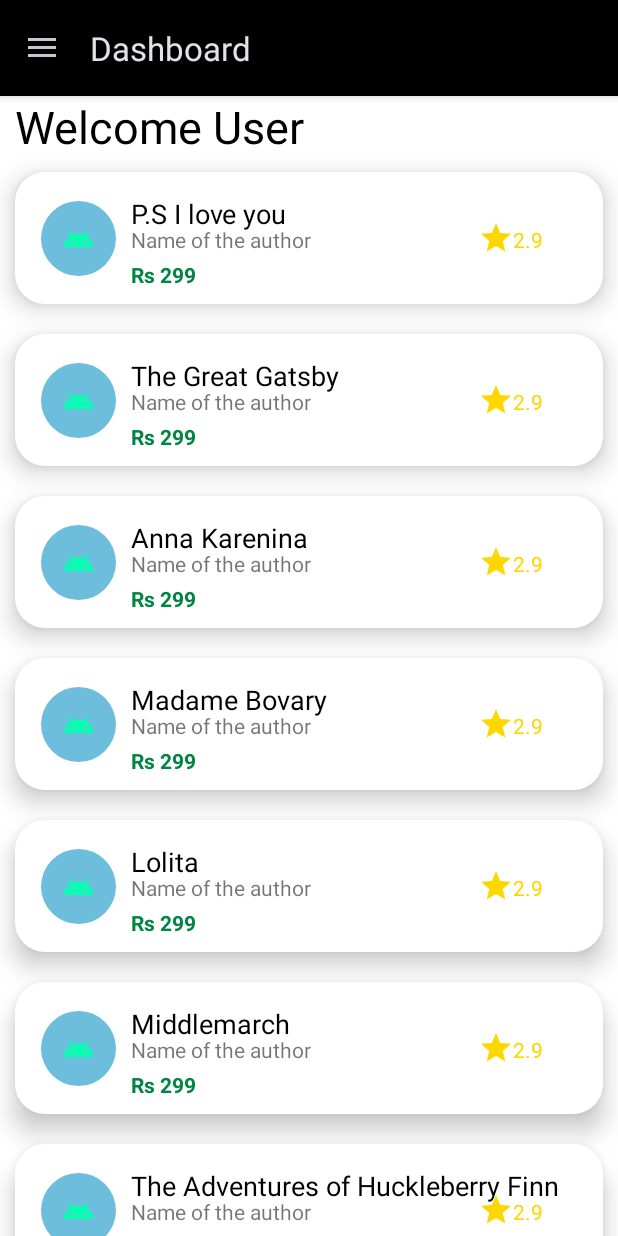
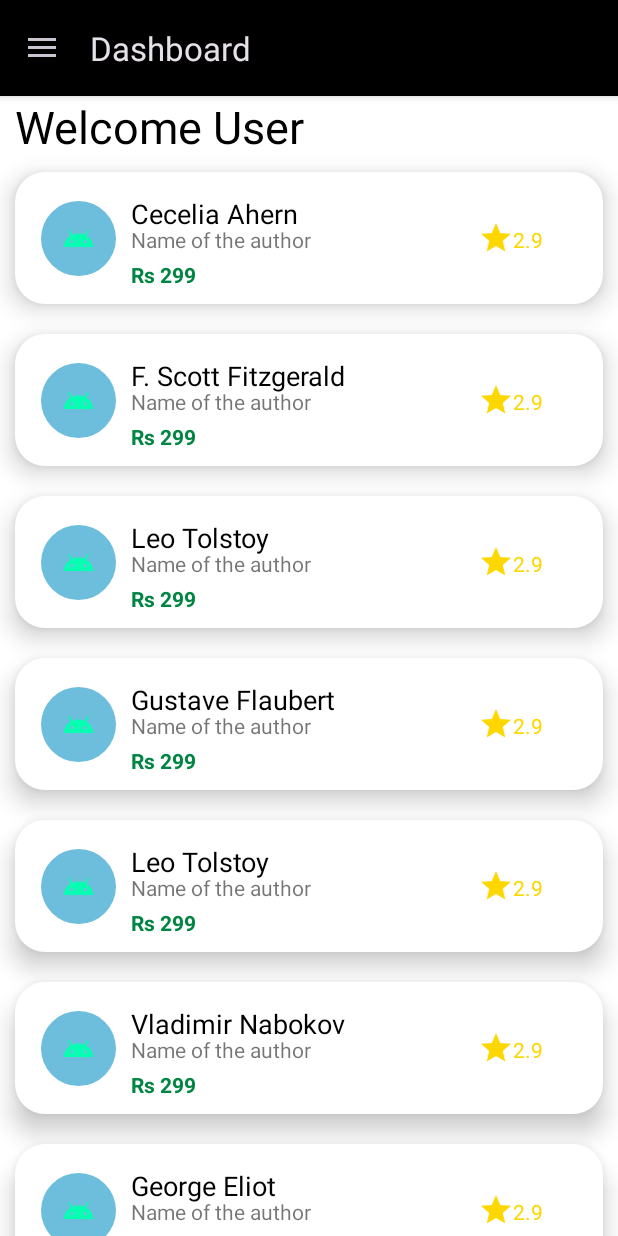
Before and after one commit to CodexEZ/Book-Hub, an Android app built with Jetpack Compose: the screen it shows after launch (MainActivity), on a phone screen of 412 x 824 dp. Run offline under Robolectric (Android 15) with nearby library versions, the phone set to English and light mode, and no system bars.

Commit message:
Second Commit

```diff
--- a/app/src/main/java/com/example/bookhubv22/adapter/DashboardRecyclerAdapter.kt
+++ b/app/src/main/java/com/example/bookhubv22/adapter/DashboardRecyclerAdapter.kt
@@ -8,10 +8,11 @@ import android.widget.TextView
 import androidx.recyclerview.widget.RecyclerView
 
 import com.example.bookhubv22.R
+import data_class.Book
 
-class DashboardRecyclerAdapter(val context: Context, val itemList: ArrayList<String>) : RecyclerView.Adapter<DashboardRecyclerAdapter.DashboardViewHolder>(){
+class DashboardRecyclerAdapter(val context: Context, val itemList: ArrayList<Book>) : RecyclerView.Adapter<DashboardRecyclerAdapter.DashboardViewHolder>(){
     class DashboardViewHolder(view:View):RecyclerView.ViewHolder(view){
-        val textView = view.findViewById<TextView>(R.id.txtDashboardRowItem)
+        val textView = view.findViewById<TextView>(R.id.txtBookName)
     }
 
     override fun onCreateViewHolder(parent: ViewGroup, viewType: Int): DashboardViewHolder {
@@ -24,7 +25,7 @@ class DashboardRecyclerAdapter(val context: Context, val itemList: ArrayList<Str
     }
 
     override fun onBindViewHolder(holder: DashboardViewHolder, position: Int) {
-        val text = itemList[position]
+        val text = itemList[position].bookAuthor
         holder.textView.text = text
     }
 
--- a/app/src/main/java/com/example/bookhubv22/fragment/DashboardFragment.kt
+++ b/app/src/main/java/com/example/bookhubv22/fragment/DashboardFragment.kt
@@ -2,7 +2,6 @@ package com.example.bookhubv22.fragment
 
 import android.content.Context
 import android.os.Bundle
-import android.util.Log
 import android.view.LayoutInflater
 import android.view.View
 import android.view.ViewGroup
@@ -14,23 +13,27 @@ import com.example.bookhubv22.ARG_PARAM1
 import com.example.bookhubv22.ARG_PARAM2
 import com.example.bookhubv22.R
 import com.example.bookhubv22.adapter.DashboardRecyclerAdapter
+import data_class.Book
 
 class DashboardFragment : Fragment() {
     // TODO: Rename and change types of parameters
     private var param1: String? = null
     private var param2: String? = null
     lateinit var layoutManager: LinearLayoutManager
-    val bookList = arrayListOf<String>(
-        "P.S I love you",
-        "The Great Gatsby",
-        "Anna Karenina",
-        "Madame Bovary",
-        "Lolita",
-        "Middlemarch",
-        "The Adventures of Huckleberry Finn",
-        "Moby-Dick",
-        "The Lord of the Rings"
+    val bookInfoList = arrayListOf<Book>(
+        Book("P.S. I love You", "Cecelia Ahern", "Rs. 299", "4.5", R.drawable.ps_ily),
+        Book("The Great Gatsby", "F. Scott Fitzgerald", "Rs. 399", "4.1", R.drawable.great_gatsby),
+        Book("Anna Karenina", "Leo Tolstoy", "Rs. 199", "4.3", R.drawable.anna_kare),
+        Book("Madame Bovary", "Gustave Flaubert", "Rs. 500", "4.0", R.drawable.madame),
+        Book("War and Peace", "Leo Tolstoy", "Rs. 249", "4.8", R.drawable.war_and_peace),
+        Book("Lolita", "Vladimir Nabokov", "Rs. 349", "3.9", R.drawable.lolita),
+        Book("Middlemarch", "George Eliot", "Rs. 599", "4.2", R.drawable.middlemarch),
+        Book("The Adventures of Huckleberry Finn", "Mark Twain", "Rs. 699", "4.5", R.drawable.adventures_finn),
+        Book("Moby-Dick", "Herman Melville", "Rs. 499", "4.5", R.drawable.moby_dick),
+        Book("The Lord of the Rings", "J.R.R Tolkien", "Rs. 749", "5.0", R.drawable.lord_of_rings)
     )
+
+
     lateinit var recyclerAdapter: DashboardRecyclerAdapter
     override fun onCreate(savedInstanceState: Bundle?) {
         super.onCreate(savedInstanceState)
@@ -52,7 +55,7 @@ class DashboardFragment : Fragment() {
         }
         layoutManager = LinearLayoutManager(activity)
 
-        recyclerAdapter = DashboardRecyclerAdapter(activity as Context,bookList)
+        recyclerAdapter = DashboardRecyclerAdapter(activity as Context,bookInfoList)
 
         recyclerDashboard.adapter = recyclerAdapter
 
--- /dev/null
+++ b/app/src/main/java/data_class/Book.kt
@@ -0,0 +1,9 @@
+package data_class
+
+data class Book (
+    val bookName : String,
+    val bookAuthor : String,
+    val bookCost : String,
+    val bookRating : String,
+    val bookImage : Int
+        )
--- a/app/src/main/res/layout/dashboard_single_row.xml
+++ b/app/src/main/res/layout/dashboard_single_row.xml
@@ -8,7 +8,7 @@
     android:background="@drawable/customborder">
 
     <ImageView
-        android:id="@+id/dashboardImageView"
+        android:id="@+id/imgBookImage"
         android:layout_width="50dp"
         android:layout_height="50dp"
         android:layout_alignParentStart="true"
@@ -19,12 +19,12 @@
         android:src="@drawable/ic_book_image" />
 
     <TextView
-        android:id="@+id/txtDashboardRowItem"
+        android:id="@+id/txtBookName"
         android:layout_width="match_parent"
         android:layout_height="wrap_content"
         android:layout_marginStart="10dp"
         android:layout_marginTop="5dp"
-        android:layout_toEndOf="@+id/dashboardImageView"
+        android:layout_toEndOf="@+id/imgBookImage"
         android:text="List Item"
         android:maxLines="1"
         android:ellipsize="end"
@@ -32,23 +32,24 @@
         android:textSize="18sp" />
 
     <TextView
-        android:id="@+id/authorNameDashboard"
+        android:id="@+id/txtAuthorName"
         android:layout_width="wrap_content"
         android:layout_height="wrap_content"
         android:text="Name of the author"
-        android:layout_toEndOf="@id/dashboardImageView"
-        android:layout_alignTop="@id/txtDashboardRowItem"
+        android:layout_toEndOf="@id/imgBookImage"
+        android:layout_alignTop="@id/txtBookName"
         android:layout_marginTop="20dp"
         android:layout_marginLeft="10dp"/>
 
     <TextView
         android:layout_width="wrap_content"
         android:layout_height="wrap_content"
-        android:layout_alignTop="@id/authorNameDashboard"
+        android:layout_alignTop="@id/txtAuthorName"
         android:layout_marginLeft="10dp"
         android:layout_marginTop="23dp"
-        android:layout_toEndOf="@id/dashboardImageView"
+        android:layout_toEndOf="@id/imgBookImage"
         android:text="Rs 299"
+        android:id="@+id/txtBookCost"
         android:textColor="#008542"
         android:textStyle="bold" />
 
@@ -56,13 +57,12 @@
         android:id="@+id/star_icon_dashboard"
         android:layout_width="wrap_content"
         android:layout_height="wrap_content"
-        android:layout_alignRight="@+id/dashboard_rating"
+        android:layout_alignRight="@id/txtBookRating"
         android:layout_alignParentTop="true"
         android:layout_marginTop="22dp"
         android:layout_marginEnd="19dp"
-        android:layout_toStartOf="@+id/dashboard_rating"
-        android:src="@drawable/ic_rating"
-        />
+        android:layout_toStartOf="@+id/txtBookRating"
+        android:src="@drawable/ic_rating" />
 
     <TextView
         android:layout_width="wrap_content"
@@ -71,7 +71,7 @@
         android:layout_alignParentEnd="true"
         android:layout_marginTop="25dp"
         android:layout_marginEnd="30dp"
-        android:id="@+id/dashboard_rating"
+        android:id="@+id/txtBookRating"
         android:text="2.9"
         android:textColor="#FED600" />
 
```
